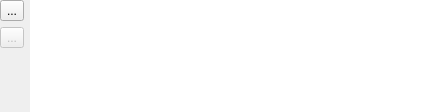
First picture: the form in src/ui/qgstablewidgetbase.ui, repository qgis/QGIS, before the edit.
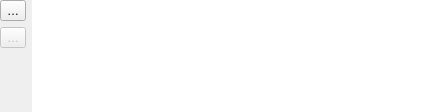
Second picture: the form after the edit. Icons and pictures are not drawn.

What changed in the file:
```diff
--- a/src/ui/qgstablewidgetbase.ui
+++ b/src/ui/qgstablewidgetbase.ui
@@ -31,7 +31,7 @@
         <string>Add entry</string>
        </property>
        <property name="text">
-        <string>...</string>
+        <string>…</string>
        </property>
        <property name="icon">
         <iconset resource="../../../images/images.qrc">
@@ -48,7 +48,7 @@
         <string>Remove entry</string>
        </property>
        <property name="text">
-        <string>...</string>
+        <string>…</string>
        </property>
        <property name="icon">
         <iconset resource="../../../images/images.qrc">
```
